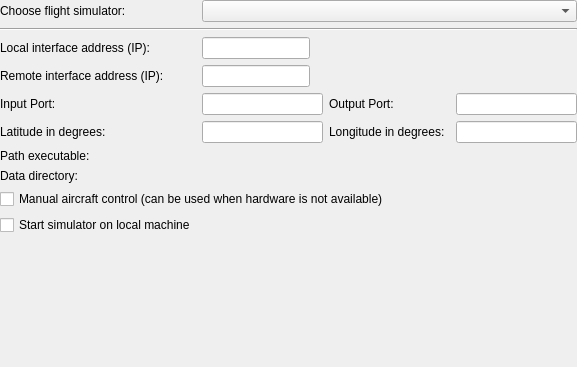
This is ground/src/plugins/hitlnew/hitloptionspage.ui in openpilot/OpenPilot as Qt 5 draws it before an edit. The edited form follows.
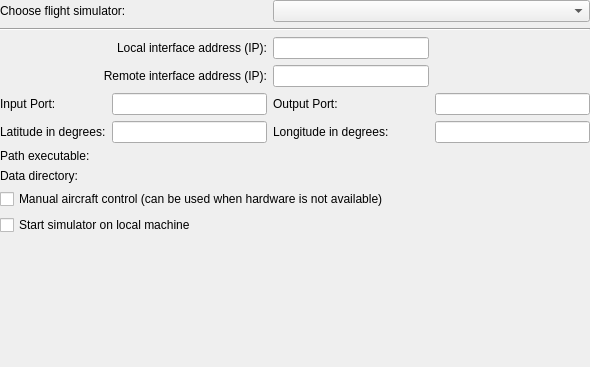
This is the edited form. Custom widgets are drawn as their Qt base class.

The edit to the form file:
```diff
--- a/ground/src/plugins/hitlnew/hitloptionspage.ui
+++ b/ground/src/plugins/hitlnew/hitloptionspage.ui
@@ -6,7 +6,7 @@
    <rect>
     <x>0</x>
     <y>0</y>
-    <width>577</width>
+    <width>590</width>
     <height>367</height>
    </rect>
   </property>
@@ -23,14 +23,14 @@
    <property name="margin">
     <number>0</number>
    </property>
-   <item row="1" column="1">
+   <item row="1" column="1" colspan="2">
     <widget class="QLabel" name="label_3">
      <property name="text">
       <string>Choose flight simulator:</string>
      </property>
     </widget>
    </item>
-   <item row="1" column="2" colspan="3">
+   <item row="1" column="3" colspan="2">
     <widget class="QComboBox" name="chooseFlightSimulator"/>
    </item>
    <item row="2" column="1" colspan="4">
@@ -40,7 +40,7 @@
      </property>
     </widget>
    </item>
-   <item row="12" column="2">
+   <item row="11" column="2">
     <spacer name="verticalSpacer">
      <property name="orientation">
       <enum>Qt::Vertical</enum>
@@ -53,23 +53,19 @@
      </property>
     </spacer>
    </item>
-   <item row="3" column="1">
+   <item row="3" column="1" colspan="2">
     <widget class="QLabel" name="label_6">
+     <property name="sizePolicy">
+      <sizepolicy hsizetype="MinimumExpanding" vsizetype="Preferred">
+       <horstretch>0</horstretch>
+       <verstretch>0</verstretch>
+      </sizepolicy>
+     </property>
      <property name="text">
       <string>Local interface address (IP):</string>
      </property>
-    </widget>
-   </item>
-   <item row="3" column="2" colspan="2">
-    <widget class="QLineEdit" name="hostAddress">
-     <property name="sizePolicy">
-      <sizepolicy hsizetype="Fixed" vsizetype="Fixed">
-       <horstretch>0</horstretch>
-       <verstretch>0</verstretch>
-      </sizepolicy>
-     </property>
-     <property name="toolTip">
-      <string>For communication with sim computer via network. Should be IP address of one of the local interfaces. </string>
+     <property name="alignment">
+      <set>Qt::AlignRight|Qt::AlignTrailing|Qt::AlignVCenter</set>
      </property>
     </widget>
    </item>
@@ -102,6 +98,12 @@
    </item>
    <item row="5" column="2">
     <widget class="QLineEdit" name="inputPort">
+     <property name="sizePolicy">
+      <sizepolicy hsizetype="MinimumExpanding" vsizetype="Fixed">
+       <horstretch>0</horstretch>
+       <verstretch>0</verstretch>
+      </sizepolicy>
+     </property>
      <property name="toolTip">
       <string>For receiving data from sim</string>
      </property>
@@ -119,6 +121,12 @@
    </item>
    <item row="5" column="3">
     <widget class="QLabel" name="label_4">
+     <property name="sizePolicy">
+      <sizepolicy hsizetype="Preferred" vsizetype="Preferred">
+       <horstretch>0</horstretch>
+       <verstretch>0</verstretch>
+      </sizepolicy>
+     </property>
      <property name="text">
       <string>Output Port:</string>
      </property>
@@ -128,10 +136,23 @@
     <widget class="Utils::PathChooser" name="dataPath" native="true"/>
    </item>
    <item row="6" column="4">
-    <widget class="QLineEdit" name="longitude"/>
+    <widget class="QLineEdit" name="longitude">
+     <property name="sizePolicy">
+      <sizepolicy hsizetype="MinimumExpanding" vsizetype="Fixed">
+       <horstretch>0</horstretch>
+       <verstretch>0</verstretch>
+      </sizepolicy>
+     </property>
+    </widget>
    </item>
    <item row="5" column="4">
     <widget class="QLineEdit" name="outputPort">
+     <property name="sizePolicy">
+      <sizepolicy hsizetype="MinimumExpanding" vsizetype="Fixed">
+       <horstretch>0</horstretch>
+       <verstretch>0</verstretch>
+      </sizepolicy>
+     </property>
      <property name="toolTip">
       <string>For sending data to sim</string>
      </property>
@@ -167,7 +188,14 @@
     </widget>
    </item>
    <item row="6" column="2">
-    <widget class="QLineEdit" name="latitude"/>
+    <widget class="QLineEdit" name="latitude">
+     <property name="sizePolicy">
+      <sizepolicy hsizetype="MinimumExpanding" vsizetype="Fixed">
+       <horstretch>0</horstretch>
+       <verstretch>0</verstretch>
+      </sizepolicy>
+     </property>
+    </widget>
    </item>
    <item row="5" column="1">
     <widget class="QLabel" name="label_5">
@@ -176,7 +204,7 @@
      </property>
     </widget>
    </item>
-   <item row="10" column="1">
+   <item row="10" column="1" colspan="2">
     <widget class="QCheckBox" name="startSim">
      <property name="enabled">
       <bool>true</bool>
@@ -195,23 +223,39 @@
      </property>
     </widget>
    </item>
-   <item row="4" column="1">
+   <item row="4" column="1" colspan="2">
     <widget class="QLabel" name="label_9">
      <property name="text">
       <string>Remote interface address (IP):</string>
      </property>
+     <property name="alignment">
+      <set>Qt::AlignRight|Qt::AlignTrailing|Qt::AlignVCenter</set>
+     </property>
     </widget>
    </item>
-   <item row="4" column="2">
+   <item row="4" column="3">
     <widget class="QLineEdit" name="remoteHostAddress">
      <property name="sizePolicy">
-      <sizepolicy hsizetype="Fixed" vsizetype="Fixed">
+      <sizepolicy hsizetype="MinimumExpanding" vsizetype="Fixed">
        <horstretch>0</horstretch>
        <verstretch>0</verstretch>
       </sizepolicy>
      </property>
      <property name="toolTip">
-      <string>Only required if running simulator on remote machine </string>
+      <string>Only required if running simulator on remote machine. Should be the IP of the machine on which the simulator is running.</string>
+     </property>
+    </widget>
+   </item>
+   <item row="3" column="3">
+    <widget class="QLineEdit" name="hostAddress">
+     <property name="sizePolicy">
+      <sizepolicy hsizetype="MinimumExpanding" vsizetype="Fixed">
+       <horstretch>0</horstretch>
+       <verstretch>0</verstretch>
+      </sizepolicy>
+     </property>
+     <property name="toolTip">
+      <string>For communication with sim computer via network. Should be the IP address of one of the interfaces of the GCS computer.</string>
      </property>
     </widget>
    </item>
```
